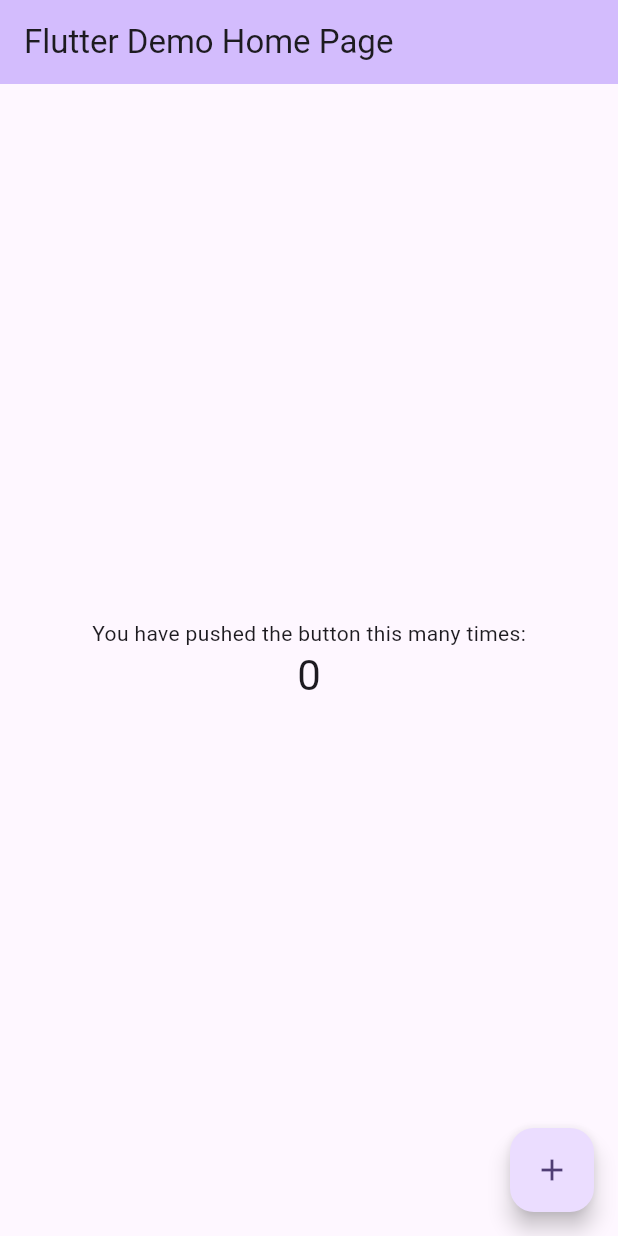
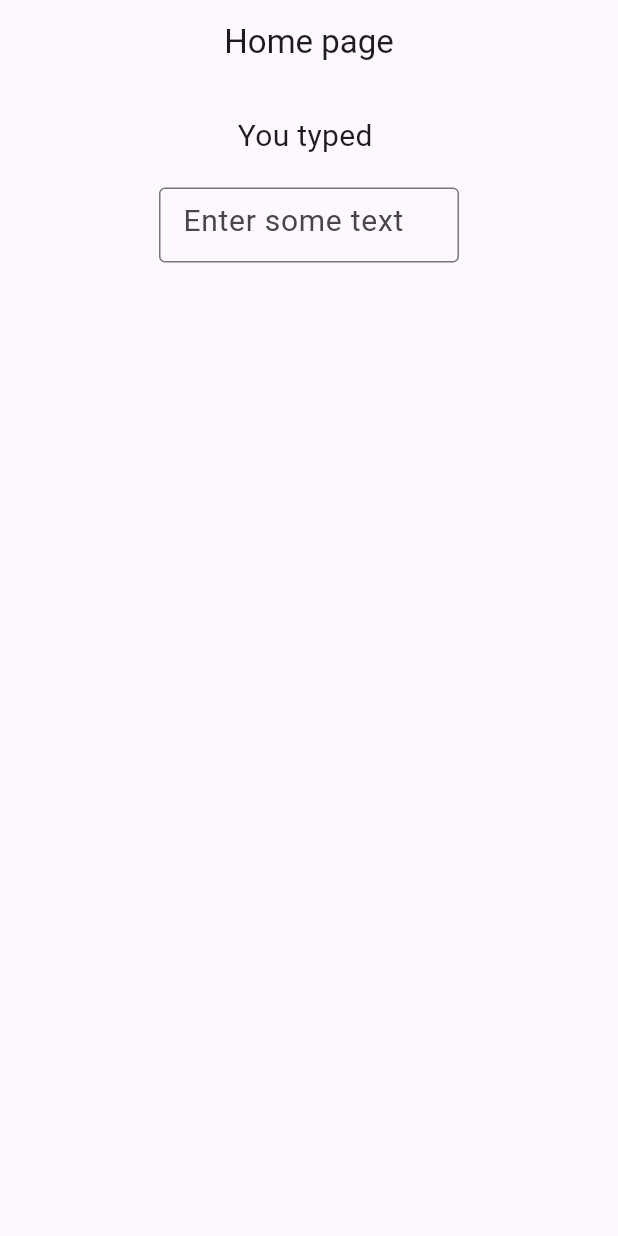
Before and after one commit to alichoumane/flutter_stateful_widget, a Flutter app: the screen it shows after launch, on a phone screen of 412 x 824 dp. Run offline on Flutter 3.47's test engine with Material 3 defaults, Android fonts, the light colour scheme and no system bars.

Commit message:
added interactive text field

```diff
--- /dev/null
+++ b/lib/home.dart
@@ -0,0 +1,60 @@
+import 'package:flutter/material.dart';
+
+class Home extends StatefulWidget {
+  const Home({super.key});
+
+  @override
+  State<Home> createState() => _HomeState();
+}
+
+class _HomeState extends State<Home> {
+  String _text = '';
+
+  void updateText(String text) {
+    setState(() {
+      _text = text;
+    });
+  }
+
+  @override
+  Widget build(BuildContext context) {
+    return Scaffold(
+      appBar: AppBar(title: const Text("Home page"), centerTitle: true),
+      body: Center(
+        child: Column(
+          children: [
+            const SizedBox(height: 20.0),
+            Text('You typed $_text', style: TextStyle(fontSize: 20)),
+            const SizedBox(height: 20.0),
+            MyTextField(f: updateText, hint: "Enter some text"),
+          ],
+        ),
+      ),
+    );
+  }
+}
+
+class MyTextField extends StatelessWidget {
+  Function(String) f;
+  String hint;
+
+  MyTextField({required this.f, required this.hint, super.key});
+
+  @override
+  Widget build(BuildContext context) {
+    return SizedBox(
+      width: 200,
+      height: 50.0,
+      child: TextField(
+        style: const TextStyle(fontSize: 20),
+        decoration: InputDecoration(
+          border: OutlineInputBorder(),
+          hintText: hint,
+        ),
+        onChanged: (text) {
+          f(text);
+        },
+      ),
+    );
+  }
+}
--- a/lib/main.dart
+++ b/lib/main.dart
@@ -1,4 +1,6 @@
 import 'package:flutter/material.dart';
+
+import 'home.dart';
 
 void main() {
   runApp(const MyApp());
@@ -7,116 +9,8 @@ void main() {
 class MyApp extends StatelessWidget {
   const MyApp({super.key});
 
-  // This widget is the root of your application.
   @override
   Widget build(BuildContext context) {
-    return MaterialApp(
-      title: 'Flutter Demo',
-      theme: ThemeData(
-        // This is the theme of your application.
-        //
-        // TRY THIS: Try running your application with "flutter run". You'll see
-        // the application has a purple toolbar. Then, without quitting the app,
-        // try changing the seedColor in the colorScheme below to Colors.green
-        // and then invoke "hot reload" (save your changes or press the "hot
-        // reload" button in a Flutter-supported IDE, or press "r" if you used
-        // the command line to start the app).
-        //
-        // Notice that the counter didn't reset back to zero; the application
-        // state is not lost during the reload. To reset the state, use hot
-        // restart instead.
-        //
-        // This works for code too, not just values: Most code changes can be
-        // tested with just a hot reload.
-        colorScheme: .fromSeed(seedColor: Colors.deepPurple),
-      ),
-      home: const MyHomePage(title: 'Flutter Demo Home Page'),
-    );
+    return MaterialApp(home: Home());
   }
 }
-
-class MyHomePage extends StatefulWidget {
-  const MyHomePage({super.key, required this.title});
-
-  // This widget is the home page of your application. It is stateful, meaning
-  // that it has a State object (defined below) that contains fields that affect
-  // how it looks.
-
-  // This class is the configuration for the state. It holds the values (in this
-  // case the title) provided by the parent (in this case the App widget) and
-  // used by the build method of the State. Fields in a Widget subclass are
-  // always marked "final".
-
-  final String title;
-
-  @override
-  State<MyHomePage> createState() => _MyHomePageState();
-}
-
-class _MyHomePageState extends State<MyHomePage> {
-  int _counter = 0;
-
-  void _incrementCounter() {
-    setState(() {
-      // This call to setState tells the Flutter framework that something has
-      // changed in this State, which causes it to rerun the build method below
-      // so that the display can reflect the updated values. If we changed
-      // _counter without calling setState(), then the build method would not be
-      // called again, and so nothing would appear to happen.
-      _counter++;
-    });
-  }
-
-  @override
-  Widget build(BuildContext context) {
-    // This method is rerun every time setState is called, for instance as done
-    // by the _incrementCounter method above.
-    //
-    // The Flutter framework has been optimized to make rerunning build methods
-    // fast, so that you can just rebuild anything that needs updating rather
-    // than having to individually change instances of widgets.
-    return Scaffold(
-      appBar: AppBar(
-        // TRY THIS: Try changing the color here to a specific color (to
-        // Colors.amber, perhaps?) and trigger a hot reload to see the AppBar
-        // change color while the other colors stay the same.
-        backgroundColor: Theme.of(context).colorScheme.inversePrimary,
-        // Here we take the value from the MyHomePage object that was created by
-        // the App.build method, and use it to set our appbar title.
-        title: Text(widget.title),
-      ),
-      body: Center(
-        // Center is a layout widget. It takes a single child and positions it
-        // in the middle of the parent.
-        child: Column(
-          // Column is also a layout widget. It takes a list of children and
-          // arranges them vertically. By default, it sizes itself to fit its
-          // children horizontally, and tries to be as tall as its parent.
-          //
-          // Column has various properties to control how it sizes itself and
-          // how it positions its children. Here we use mainAxisAlignment to
-          // center the children vertically; the main axis here is the vertical
-          // axis because Columns are vertical (the cross axis would be
-          // horizontal).
-          //
-          // TRY THIS: Invoke "debug painting" (choose the "Toggle Debug Paint"
-          // action in the IDE, or press "p" in the console), to see the
-          // wireframe for each widget.
-          mainAxisAlignment: .center,
-          children: [
-            const Text('You have pushed the button this many times:'),
-            Text(
-              '$_counter',
-              style: Theme.of(context).textTheme.headlineMedium,
-            ),
-          ],
-        ),
-      ),
-      floatingActionButton: FloatingActionButton(
-        onPressed: _incrementCounter,
-        tooltip: 'Increment',
-        child: const Icon(Icons.add),
-      ),
-    );
-  }
-}
```
